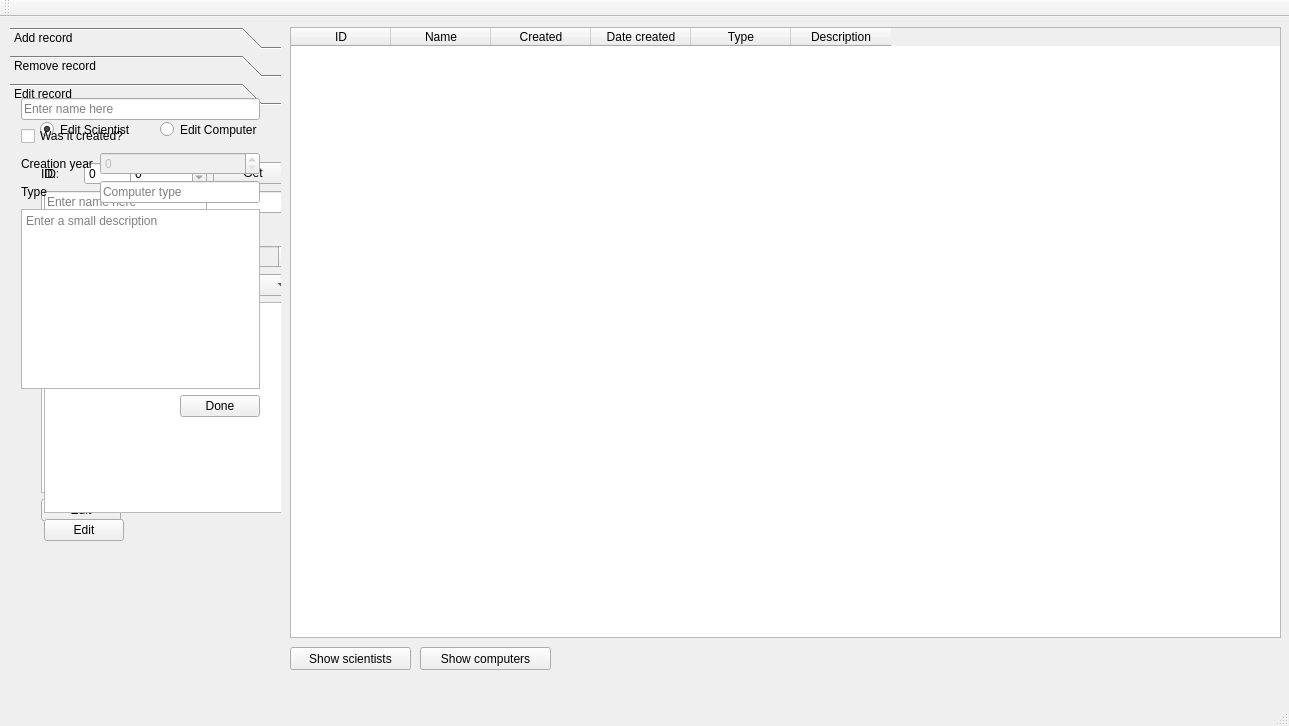
Before: the Qt Designer form threeWeek/verklegtSkil3/mainwindow.ui in Sigurdurhelga/verkefni_threeWeek, drawn with Qt 5.
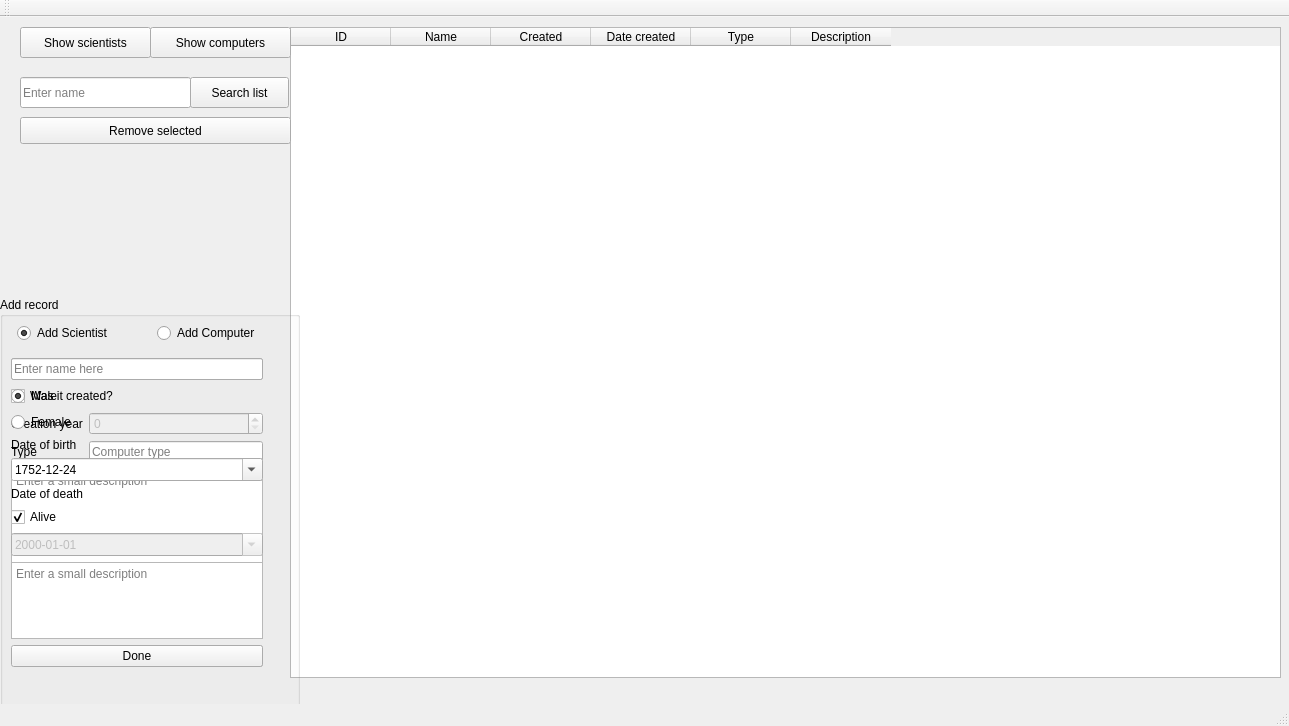
After: the same form once the commit is applied. The open tabs and pages were chosen to show the change.

Commit message: more layout and a lot of functions

Patch:
```diff
--- a/threeWeek/verklegtSkil3/mainwindow.ui
+++ b/threeWeek/verklegtSkil3/mainwindow.ui
@@ -17,543 +17,16 @@
    <widget class="QPushButton" name="showSci">
     <property name="geometry">
      <rect>
-      <x>290</x>
-      <y>630</y>
-      <width>121</width>
-      <height>23</height>
+      <x>20</x>
+      <y>10</y>
+      <width>131</width>
+      <height>31</height>
      </rect>
     </property>
     <property name="text">
      <string>Show scientists</string>
     </property>
    </widget>
-   <widget class="QToolBox" name="mainCont">
-    <property name="geometry">
-     <rect>
-      <x>10</x>
-      <y>10</y>
-      <width>271</width>
-      <height>631</height>
-     </rect>
-    </property>
-    <property name="acceptDrops">
-     <bool>false</bool>
-    </property>
-    <property name="currentIndex">
-     <number>0</number>
-    </property>
-    <widget class="QWidget" name="page">
-     <property name="geometry">
-      <rect>
-       <x>0</x>
-       <y>0</y>
-       <width>271</width>
-       <height>538</height>
-      </rect>
-     </property>
-     <attribute name="label">
-      <string>Add record</string>
-     </attribute>
-     <widget class="QRadioButton" name="addSciRad">
-      <property name="geometry">
-       <rect>
-        <x>30</x>
-        <y>10</y>
-        <width>131</width>
-        <height>20</height>
-       </rect>
-      </property>
-      <property name="text">
-       <string>Add Scientist</string>
-      </property>
-      <property name="checked">
-       <bool>true</bool>
-      </property>
-      <attribute name="buttonGroup">
-       <string notr="true">buttonGroup</string>
-      </attribute>
-     </widget>
-     <widget class="QRadioButton" name="addCompRad">
-      <property name="geometry">
-       <rect>
-        <x>140</x>
-        <y>10</y>
-        <width>111</width>
-        <height>20</height>
-       </rect>
-      </property>
-      <property name="text">
-       <string>Add Computer</string>
-      </property>
-      <attribute name="buttonGroup">
-       <string notr="true">buttonGroup</string>
-      </attribute>
-     </widget>
-     <widget class="QWidget" name="addSciFrame" native="true">
-      <property name="enabled">
-       <bool>true</bool>
-      </property>
-      <property name="geometry">
-       <rect>
-        <x>3</x>
-        <y>30</y>
-        <width>261</width>
-        <height>340</height>
-       </rect>
-      </property>
-      <layout class="QGridLayout" name="gridLayout_2">
-       <item row="0" column="0" colspan="4">
-        <widget class="QLineEdit" name="inSciName">
-         <property name="inputMask">
-          <string/>
-         </property>
-         <property name="maxLength">
-          <number>32767</number>
-         </property>
-         <property name="dragEnabled">
-          <bool>false</bool>
-         </property>
-         <property name="placeholderText">
-          <string>Enter name here</string>
-         </property>
-        </widget>
-       </item>
-       <item row="1" column="0">
-        <widget class="QRadioButton" name="inSciMale">
-         <property name="text">
-          <string>Male</string>
-         </property>
-         <property name="checked">
-          <bool>true</bool>
-         </property>
-        </widget>
-       </item>
-       <item row="1" column="1" colspan="3">
-        <widget class="QRadioButton" name="inSciFemale">
-         <property name="text">
-          <string>Female</string>
-         </property>
-        </widget>
-       </item>
-       <item row="2" column="0" colspan="2">
-        <widget class="QLabel" name="label">
-         <property name="text">
-          <string>Date of birth</string>
-         </property>
-         <property name="buddy">
-          <cstring>inSciBirth</cstring>
-         </property>
-        </widget>
-       </item>
-       <item row="3" column="0" colspan="2">
-        <widget class="QLabel" name="label_2">
-         <property name="text">
-          <string>Date of death</string>
-         </property>
-         <property name="buddy">
-          <cstring>inSciDeath</cstring>
-         </property>
-        </widget>
-       </item>
-       <item row="5" column="0" colspan="4">
-        <widget class="QTextEdit" name="inSciDesc">
-         <property name="placeholderText">
-          <string>Enter a small description</string>
-         </property>
-        </widget>
-       </item>
-       <item row="6" column="3">
-        <widget class="QPushButton" name="addSciDone">
-         <property name="text">
-          <string>Done</string>
-         </property>
-        </widget>
-       </item>
-       <item row="2" column="2" colspan="2">
-        <widget class="QDateEdit" name="inSciBirth">
-         <property name="minimumDate">
-          <date>
-           <year>1752</year>
-           <month>9</month>
-           <day>14</day>
-          </date>
-         </property>
-         <property name="displayFormat">
-          <string>yyyy-MM-dd</string>
-         </property>
-         <property name="calendarPopup">
-          <bool>true</bool>
-         </property>
-         <property name="date">
-          <date>
-           <year>1752</year>
-           <month>12</month>
-           <day>24</day>
-          </date>
-         </property>
-        </widget>
-       </item>
-       <item row="4" column="0">
-        <widget class="QCheckBox" name="inSciAlive">
-         <property name="text">
-          <string>Alive</string>
-         </property>
-         <property name="checked">
-          <bool>true</bool>
-         </property>
-        </widget>
-       </item>
-       <item row="3" column="2" colspan="2">
-        <widget class="QDateEdit" name="inSciDeath">
-         <property name="enabled">
-          <bool>false</bool>
-         </property>
-         <property name="displayFormat">
-          <string>yyyy-MM-dd</string>
-         </property>
-         <property name="calendarPopup">
-          <bool>true</bool>
-         </property>
-        </widget>
-       </item>
-      </layout>
-     </widget>
-    </widget>
-    <widget class="QWidget" name="page_2">
-     <property name="geometry">
-      <rect>
-       <x>0</x>
-       <y>0</y>
-       <width>271</width>
-       <height>538</height>
-      </rect>
-     </property>
-     <attribute name="label">
-      <string>Remove record</string>
-     </attribute>
-     <widget class="QRadioButton" name="removeSciRad">
-      <property name="geometry">
-       <rect>
-        <x>10</x>
-        <y>20</y>
-        <width>105</width>
-        <height>17</height>
-       </rect>
-      </property>
-      <property name="text">
-       <string>Remove Scientist</string>
-      </property>
-      <property name="checked">
-       <bool>true</bool>
-      </property>
-     </widget>
-     <widget class="QRadioButton" name="removeCompRad">
-      <property name="geometry">
-       <rect>
-        <x>150</x>
-        <y>20</y>
-        <width>112</width>
-        <height>17</height>
-       </rect>
-      </property>
-      <property name="text">
-       <string>Remove Computer</string>
-      </property>
-     </widget>
-     <widget class="QSpinBox" name="remID">
-      <property name="geometry">
-       <rect>
-        <x>40</x>
-        <y>50</y>
-        <width>101</width>
-        <height>20</height>
-       </rect>
-      </property>
-     </widget>
-     <widget class="QLabel" name="label_4">
-      <property name="geometry">
-       <rect>
-        <x>10</x>
-        <y>50</y>
-        <width>18</width>
-        <height>16</height>
-       </rect>
-      </property>
-      <property name="text">
-       <string>ID: </string>
-      </property>
-     </widget>
-     <widget class="QPushButton" name="remButton">
-      <property name="geometry">
-       <rect>
-        <x>10</x>
-        <y>80</y>
-        <width>75</width>
-        <height>23</height>
-       </rect>
-      </property>
-      <property name="text">
-       <string>Remove</string>
-      </property>
-     </widget>
-    </widget>
-    <widget class="QWidget" name="page_3">
-     <property name="geometry">
-      <rect>
-       <x>0</x>
-       <y>0</y>
-       <width>271</width>
-       <height>538</height>
-      </rect>
-     </property>
-     <attribute name="label">
-      <string>Edit record</string>
-     </attribute>
-     <widget class="QRadioButton" name="editSciRad">
-      <property name="geometry">
-       <rect>
-        <x>30</x>
-        <y>10</y>
-        <width>101</width>
-        <height>17</height>
-       </rect>
-      </property>
-      <property name="text">
-       <string>Edit Scientist</string>
-      </property>
-      <property name="checked">
-       <bool>true</bool>
-      </property>
-      <attribute name="buttonGroup">
-       <string notr="true">buttonGroup_2</string>
-      </attribute>
-     </widget>
-     <widget class="QRadioButton" name="editCompRad">
-      <property name="geometry">
-       <rect>
-        <x>150</x>
-        <y>10</y>
-        <width>111</width>
-        <height>17</height>
-       </rect>
-      </property>
-      <property name="text">
-       <string>Edit Computer</string>
-      </property>
-      <attribute name="buttonGroup">
-       <string notr="true">buttonGroup_2</string>
-      </attribute>
-     </widget>
-     <widget class="QWidget" name="editSciFrame" native="true">
-      <property name="geometry">
-       <rect>
-        <x>20</x>
-        <y>40</y>
-        <width>274</width>
-        <height>381</height>
-       </rect>
-      </property>
-      <layout class="QGridLayout" name="gridLayout_3">
-       <item row="5" column="0" colspan="6">
-        <widget class="QTextEdit" name="editSciDesc">
-         <property name="placeholderText">
-          <string>Enter a small description here</string>
-         </property>
-        </widget>
-       </item>
-       <item row="0" column="0">
-        <widget class="QLabel" name="label_5">
-         <property name="text">
-          <string>ID: </string>
-         </property>
-        </widget>
-       </item>
-       <item row="0" column="4" colspan="2">
-        <widget class="QPushButton" name="editSciGet">
-         <property name="text">
-          <string>Get</string>
-         </property>
-        </widget>
-       </item>
-       <item row="2" column="0" colspan="2">
-        <widget class="QRadioButton" name="editSciMale">
-         <property name="text">
-          <string>Male</string>
-         </property>
-         <property name="checked">
-          <bool>true</bool>
-         </property>
-        </widget>
-       </item>
-       <item row="1" column="0" colspan="6">
-        <widget class="QLineEdit" name="editSciName">
-         <property name="placeholderText">
-          <string>Enter name here</string>
-         </property>
-        </widget>
-       </item>
-       <item row="2" column="2" colspan="4">
-        <widget class="QRadioButton" name="editSciFemale">
-         <property name="text">
-          <string>Female</string>
-         </property>
-        </widget>
-       </item>
-       <item row="3" column="0" colspan="2">
-        <widget class="QLabel" name="label_6">
-         <property name="text">
-          <string>Birthdate</string>
-         </property>
-        </widget>
-       </item>
-       <item row="4" column="0" colspan="3">
-        <widget class="QLabel" name="label_7">
-         <property name="text">
-          <string>Deathdate</string>
-         </property>
-        </widget>
-       </item>
-       <item row="4" column="5">
-        <widget class="QDateEdit" name="editSciDeath">
-         <property name="enabled">
-          <bool>false</bool>
-         </property>
-        </widget>
-       </item>
-       <item row="0" column="1" colspan="3">
-        <widget class="QSpinBox" name="editSciID">
-         <property name="maximum">
-          <number>1000</number>
-         </property>
-        </widget>
-       </item>
-       <item row="3" column="3" colspan="3">
-        <widget class="QDateEdit" name="editSciBirth"/>
-       </item>
-       <item row="4" column="3" colspan="2">
-        <widget class="QCheckBox" name="editSciAlive">
-         <property name="text">
-          <string>Alive</string>
-         </property>
-         <property name="checked">
-          <bool>true</bool>
-         </property>
-        </widget>
-       </item>
-       <item row="6" column="0" colspan="2">
-        <widget class="QPushButton" name="editSciDone">
-         <property name="text">
-          <string>Edit</string>
-         </property>
-        </widget>
-       </item>
-      </layout>
-     </widget>
-     <widget class="QWidget" name="editCompFrame" native="true">
-      <property name="geometry">
-       <rect>
-        <x>23</x>
-        <y>40</y>
-        <width>271</width>
-        <height>401</height>
-       </rect>
-      </property>
-      <layout class="QGridLayout" name="gridLayout_4">
-       <item row="0" column="1" colspan="2">
-        <widget class="QSpinBox" name="editCompID"/>
-       </item>
-       <item row="0" column="0">
-        <widget class="QLabel" name="label_8">
-         <property name="text">
-          <string>ID: </string>
-         </property>
-        </widget>
-       </item>
-       <item row="4" column="0" colspan="4">
-        <widget class="QComboBox" name="editCompType">
-         <property name="currentText">
-          <string>Computer type</string>
-         </property>
-         <item>
-          <property name="text">
-           <string>Computer type</string>
-          </property>
-         </item>
-         <item>
-          <property name="text">
-           <string>Electronical</string>
-          </property>
-         </item>
-         <item>
-          <property name="text">
-           <string>Transistor</string>
-          </property>
-         </item>
-         <item>
-          <property name="text">
-           <string>Mechanical</string>
-          </property>
-         </item>
-         <item>
-          <property name="text">
-           <string>Electromechanical</string>
-          </property>
-         </item>
-        </widget>
-       </item>
-       <item row="3" column="0" colspan="2">
-        <widget class="QLabel" name="label_9">
-         <property name="text">
-          <string>Creation year</string>
-         </property>
-        </widget>
-       </item>
-       <item row="3" column="2" colspan="2">
-        <widget class="QDateEdit" name="editCompYear">
-         <property name="enabled">
-          <bool>false</bool>
-         </property>
-        </widget>
-       </item>
-       <item row="5" column="0" colspan="4">
-        <widget class="QTextEdit" name="editCompDesc">
-         <property name="placeholderText">
-          <string>Write a small description here</string>
-         </property>
-        </widget>
-       </item>
-       <item row="0" column="3">
-        <widget class="QPushButton" name="editCompGet">
-         <property name="text">
-          <string>Get</string>
-         </property>
-        </widget>
-       </item>
-       <item row="2" column="0" colspan="3">
-        <widget class="QCheckBox" name="checkBox">
-         <property name="text">
-          <string>Was it created</string>
-         </property>
-        </widget>
-       </item>
-       <item row="1" column="0" colspan="3">
-        <widget class="QLineEdit" name="editCompName">
-         <property name="placeholderText">
-          <string>Enter name here</string>
-         </property>
-        </widget>
-       </item>
-       <item row="6" column="0">
-        <widget class="QPushButton" name="editCompDone">
-         <property name="text">
-          <string>Edit</string>
-         </property>
-        </widget>
-       </item>
-      </layout>
-     </widget>
-    </widget>
-   </widget>
    <widget class="QTableWidget" name="listOfSci">
     <property name="geometry">
      <rect>
@@ -609,12 +82,15 @@
       <x>290</x>
       <y>10</y>
       <width>991</width>
-      <height>611</height>
+      <height>651</height>
      </rect>
     </property>
     <property name="editTriggers">
      <set>QAbstractItemView::AnyKeyPressed|QAbstractItemView::DoubleClicked|QAbstractItemView::EditKeyPressed</set>
     </property>
+    <property name="selectionBehavior">
+     <enum>QAbstractItemView::SelectRows</enum>
+    </property>
     <property name="sortingEnabled">
      <bool>true</bool>
     </property>
@@ -655,97 +131,306 @@
    <widget class="QPushButton" name="showComps">
     <property name="geometry">
      <rect>
-      <x>420</x>
-      <y>630</y>
-      <width>131</width>
-      <height>23</height>
+      <x>150</x>
+      <y>10</y>
+      <width>141</width>
+      <height>31</height>
      </rect>
     </property>
     <property name="text">
      <string>Show computers</string>
     </property>
    </widget>
-   <widget class="QWidget" name="addCompFrame" native="true">
+   <widget class="QGroupBox" name="groupBox">
     <property name="geometry">
      <rect>
-      <x>10</x>
-      <y>70</y>
-      <width>261</width>
-      <height>341</height>
+      <x>0</x>
+      <y>280</y>
+      <width>300</width>
+      <height>434</height>
      </rect>
     </property>
-    <layout class="QGridLayout" name="gridLayout">
-     <item row="0" column="0" colspan="3">
-      <widget class="QLineEdit" name="inCompName">
-       <property name="placeholderText">
-        <string>Enter name here</string>
-       </property>
-      </widget>
-     </item>
-     <item row="1" column="0" colspan="2">
-      <widget class="QCheckBox" name="inCompCreated">
+    <property name="title">
+     <string>Add record</string>
+    </property>
+    <widget class="QRadioButton" name="addSciRad">
+     <property name="geometry">
+      <rect>
+       <x>17</x>
+       <y>25</y>
+       <width>120</width>
+       <height>22</height>
+      </rect>
+     </property>
+     <property name="text">
+      <string>Add Scientist</string>
+     </property>
+     <property name="checked">
+      <bool>true</bool>
+     </property>
+     <attribute name="buttonGroup">
+      <string notr="true">buttonGroup</string>
+     </attribute>
+    </widget>
+    <widget class="QRadioButton" name="addCompRad">
+     <property name="geometry">
+      <rect>
+       <x>157</x>
+       <y>25</y>
+       <width>130</width>
+       <height>22</height>
+      </rect>
+     </property>
+     <property name="text">
+      <string>Add Computer</string>
+     </property>
+     <attribute name="buttonGroup">
+      <string notr="true">buttonGroup</string>
+     </attribute>
+    </widget>
+    <widget class="QWidget" name="addCompFrame" native="true">
+     <property name="geometry">
+      <rect>
+       <x>0</x>
+       <y>50</y>
+       <width>274</width>
+       <height>331</height>
+      </rect>
+     </property>
+     <layout class="QGridLayout" name="gridLayout">
+      <item row="3" column="0">
+       <widget class="QLabel" name="label_10">
+        <property name="text">
+         <string>Type</string>
+        </property>
+       </widget>
+      </item>
+      <item row="3" column="1">
+       <widget class="QLineEdit" name="inCompType">
+        <property name="placeholderText">
+         <string>Computer type</string>
+        </property>
+       </widget>
+      </item>
+      <item row="4" column="0" colspan="2">
+       <widget class="QTextEdit" name="inCompDesc">
+        <property name="placeholderText">
+         <string>Enter a small description</string>
+        </property>
+       </widget>
+      </item>
+      <item row="5" column="1">
+       <widget class="QPushButton" name="addCompDone">
+        <property name="text">
+         <string>Done</string>
+        </property>
+       </widget>
+      </item>
+      <item row="0" column="0" colspan="2">
+       <widget class="QLineEdit" name="inCompName">
+        <property name="placeholderText">
+         <string>Enter name here</string>
+        </property>
+       </widget>
+      </item>
+      <item row="1" column="0" colspan="2">
+       <widget class="QCheckBox" name="inCompCreated">
+        <property name="text">
+         <string>Was it created?</string>
+        </property>
+       </widget>
+      </item>
+      <item row="2" column="0">
+       <widget class="QLabel" name="label_3">
+        <property name="text">
+         <string>Creation year</string>
+        </property>
+        <property name="buddy">
+         <cstring>inCompYear</cstring>
+        </property>
+       </widget>
+      </item>
+      <item row="2" column="1">
+       <widget class="QSpinBox" name="inCompYear">
+        <property name="enabled">
+         <bool>false</bool>
+        </property>
+        <property name="maximum">
+         <number>9999</number>
+        </property>
+       </widget>
+      </item>
+     </layout>
+    </widget>
+   </widget>
+   <widget class="QPushButton" name="removeSelected">
+    <property name="geometry">
+     <rect>
+      <x>20</x>
+      <y>100</y>
+      <width>271</width>
+      <height>27</height>
+     </rect>
+    </property>
+    <property name="text">
+     <string>Remove selected</string>
+    </property>
+   </widget>
+   <widget class="QWidget" name="addSciFrame" native="true">
+    <property name="enabled">
+     <bool>true</bool>
+    </property>
+    <property name="geometry">
+     <rect>
+      <x>0</x>
+      <y>330</y>
+      <width>274</width>
+      <height>331</height>
+     </rect>
+    </property>
+    <layout class="QGridLayout" name="gridLayout_2">
+     <item row="10" column="0">
+      <widget class="QCheckBox" name="inSciAlive">
        <property name="text">
-        <string>Was it created?</string>
+        <string>Alive</string>
+       </property>
+       <property name="checked">
+        <bool>true</bool>
        </property>
       </widget>
      </item>
      <item row="2" column="0">
-      <widget class="QLabel" name="label_3">
+      <widget class="QRadioButton" name="inSciFemale">
        <property name="text">
-        <string>Creation year</string>
+        <string>Female</string>
        </property>
-       <property name="buddy">
-        <cstring>inCompYear</cstring>
-       </property>
       </widget>
      </item>
-     <item row="2" column="1" colspan="2">
-      <widget class="QSpinBox" name="inCompYear">
-       <property name="enabled">
-        <bool>false</bool>
-       </property>
-       <property name="maximum">
-        <number>9999</number>
-       </property>
-      </widget>
-     </item>
-     <item row="4" column="0" colspan="3">
-      <widget class="QTextEdit" name="inCompDesc">
+     <item row="12" column="0">
+      <widget class="QTextEdit" name="inSciDesc">
        <property name="placeholderText">
         <string>Enter a small description</string>
        </property>
       </widget>
      </item>
-     <item row="5" column="2">
-      <widget class="QPushButton" name="addCompDone">
+     <item row="9" column="0">
+      <widget class="QLabel" name="label_2">
+       <property name="text">
+        <string>Date of death</string>
+       </property>
+       <property name="buddy">
+        <cstring>inSciDeath</cstring>
+       </property>
+      </widget>
+     </item>
+     <item row="8" column="0">
+      <widget class="QDateEdit" name="inSciBirth">
+       <property name="minimumDate">
+        <date>
+         <year>1752</year>
+         <month>9</month>
+         <day>14</day>
+        </date>
+       </property>
+       <property name="displayFormat">
+        <string>yyyy-MM-dd</string>
+       </property>
+       <property name="calendarPopup">
+        <bool>true</bool>
+       </property>
+       <property name="date">
+        <date>
+         <year>1752</year>
+         <month>12</month>
+         <day>24</day>
+        </date>
+       </property>
+      </widget>
+     </item>
+     <item row="6" column="0">
+      <widget class="QLabel" name="label">
+       <property name="text">
+        <string>Date of birth</string>
+       </property>
+       <property name="buddy">
+        <cstring>inSciBirth</cstring>
+       </property>
+      </widget>
+     </item>
+     <item row="0" column="0">
+      <widget class="QLineEdit" name="inSciName">
+       <property name="inputMask">
+        <string/>
+       </property>
+       <property name="maxLength">
+        <number>32767</number>
+       </property>
+       <property name="dragEnabled">
+        <bool>false</bool>
+       </property>
+       <property name="placeholderText">
+        <string>Enter name here</string>
+       </property>
+      </widget>
+     </item>
+     <item row="13" column="0">
+      <widget class="QPushButton" name="addSciDone">
        <property name="text">
         <string>Done</string>
        </property>
       </widget>
      </item>
-     <item row="3" column="0">
-      <widget class="QLabel" name="label_10">
-       <property name="text">
-        <string>Type</string>
+     <item row="11" column="0">
+      <widget class="QDateEdit" name="inSciDeath">
+       <property name="enabled">
+        <bool>false</bool>
+       </property>
+       <property name="displayFormat">
+        <string>yyyy-MM-dd</string>
+       </property>
+       <property name="calendarPopup">
+        <bool>true</bool>
        </property>
       </widget>
      </item>
-     <item row="3" column="1" colspan="2">
-      <widget class="QLineEdit" name="inCompType">
-       <property name="placeholderText">
-        <string>Computer type</string>
+     <item row="1" column="0">
+      <widget class="QRadioButton" name="inSciMale">
+       <property name="text">
+        <string>Male</string>
+       </property>
+       <property name="checked">
+        <bool>true</bool>
        </property>
       </widget>
      </item>
     </layout>
    </widget>
-   <zorder>showSci</zorder>
-   <zorder>mainCont</zorder>
-   <zorder>listOfSci</zorder>
-   <zorder>listOfComps</zorder>
-   <zorder>showComps</zorder>
-   <zorder>addSciFrame</zorder>
-   <zorder>addCompFrame</zorder>
+   <widget class="QLineEdit" name="searchText">
+    <property name="geometry">
+     <rect>
+      <x>20</x>
+      <y>60</y>
+      <width>171</width>
+      <height>31</height>
+     </rect>
+    </property>
+    <property name="placeholderText">
+     <string>Enter name</string>
+    </property>
+   </widget>
+   <widget class="QPushButton" name="searchButton">
+    <property name="geometry">
+     <rect>
+      <x>190</x>
+      <y>60</y>
+      <width>99</width>
+      <height>31</height>
+     </rect>
+    </property>
+    <property name="text">
+     <string>Search list</string>
+    </property>
+   </widget>
   </widget>
   <widget class="QMenuBar" name="menuBar">
    <property name="geometry">
```
Left out of the diff: 144 changed lines with no effect on the pictures. The commit also changes 6 other files.
